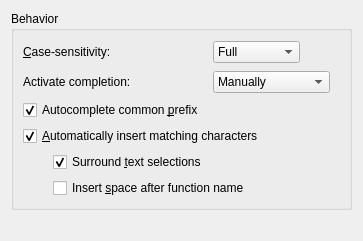
Above: src/plugins/cpptools/completionsettingspage.ui from qt-creator/qt-creator before the change. Below: the same form after it.
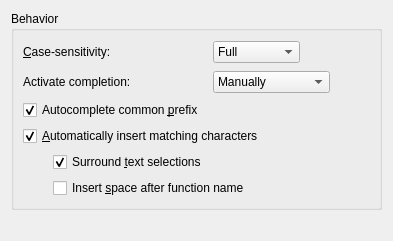
That is the form after the change.

```diff
--- a/src/plugins/cpptools/completionsettingspage.ui
+++ b/src/plugins/cpptools/completionsettingspage.ui
@@ -6,7 +6,7 @@
    <rect>
     <x>0</x>
     <y>0</y>
-    <width>363</width>
+    <width>393</width>
     <height>241</height>
    </rect>
   </property>
```
Left out of the diff: 4 changed lines with no effect on the pictures.
